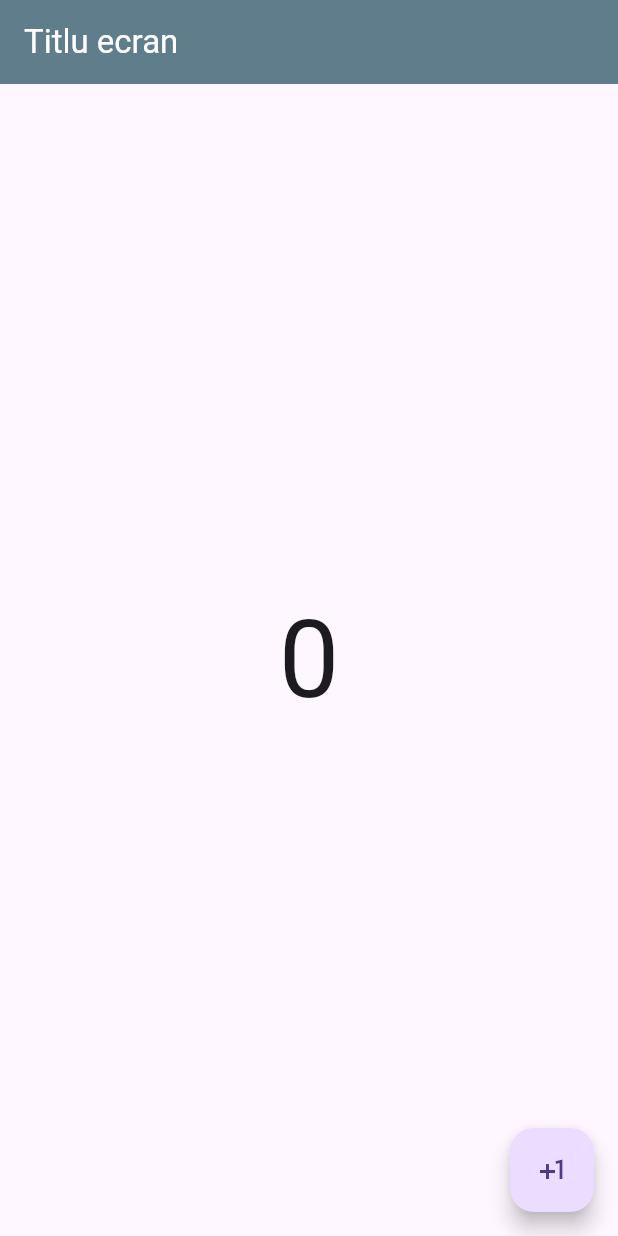
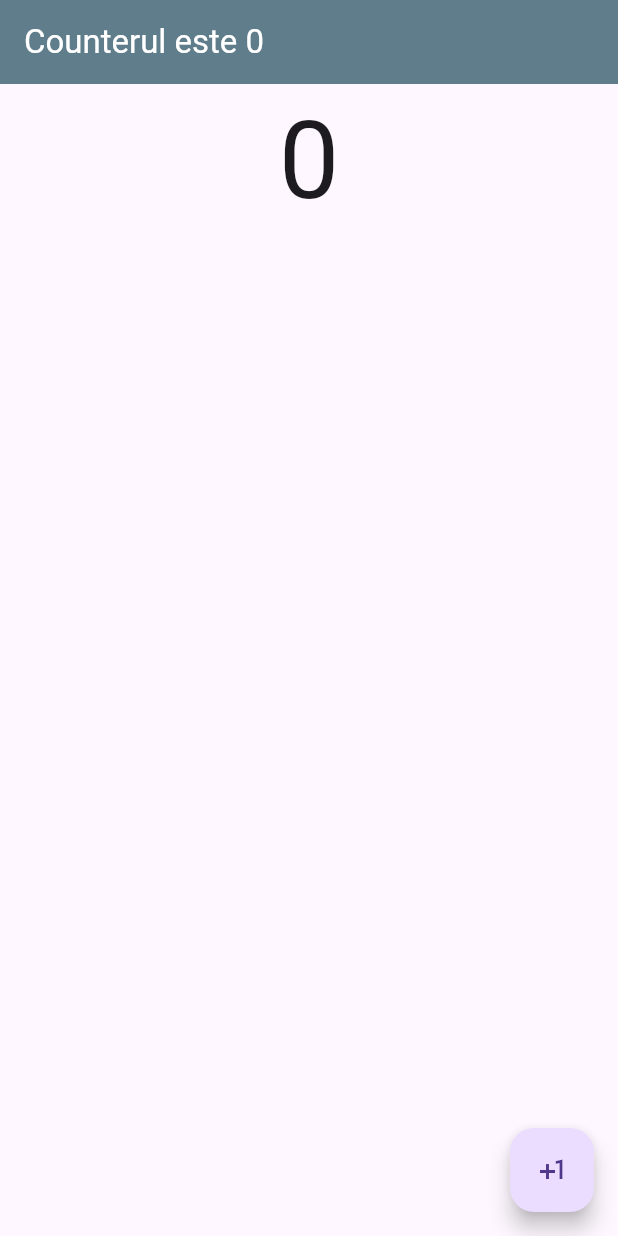
Before and after one commit to ItsCrys7/hello_stateful, a Flutter app: the screen it shows after launch, on a phone screen of 412 x 824 dp. Run offline on Flutter 3.47's test engine with Material 3 defaults, Android fonts, the phone set to English and light mode, and no system bars.

Commit message:
Update HomeScreen to display counter value and congratulatory message

```diff
--- a/lib/screens/Home_screen.dart
+++ b/lib/screens/Home_screen.dart
@@ -16,18 +16,28 @@ class _HomeScreenState extends State<HomeScreen> {
       appBar: AppBar(
         backgroundColor: Colors.blueGrey,
         foregroundColor: Colors.white,
-        title: Text('Titlu ecran'),
+        title: Text('Counterul este $_counter'),
       ),
       body: Center(
-        child: Text(
-          '$_counter',
-          style: TextStyle(fontSize: 72.0),
+        child: Column(
+          children: [
+            Text(
+              '$_counter',
+              style: TextStyle(fontSize: 72.0),
+            ),
+            if (_counter > 100) Text('Ai trecut de 100! Congrats!'),
+          ],
         ),
       ),
       floatingActionButton: FloatingActionButton(
         child: Icon(Icons.plus_one),
         onPressed: () {
-          _counter++;
+          setState(() {
+            _counter++;
+          });
+          // _counter++;
+          // setState(() {});
+          // print(_counter);
         },
       ),
     );
```
